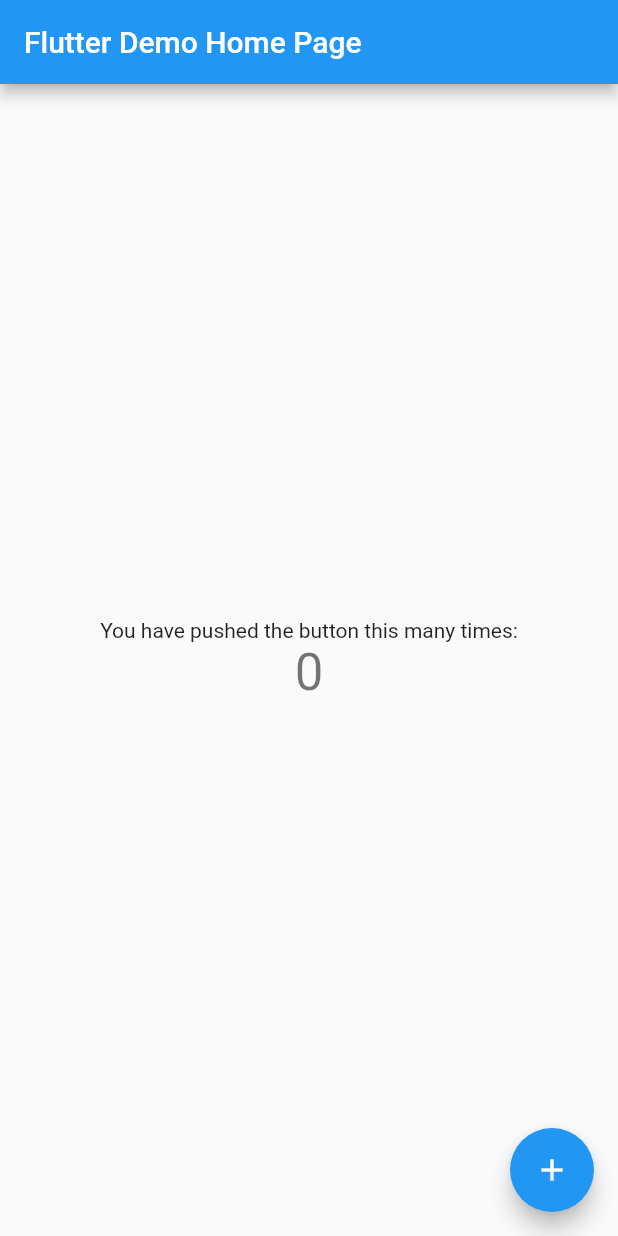
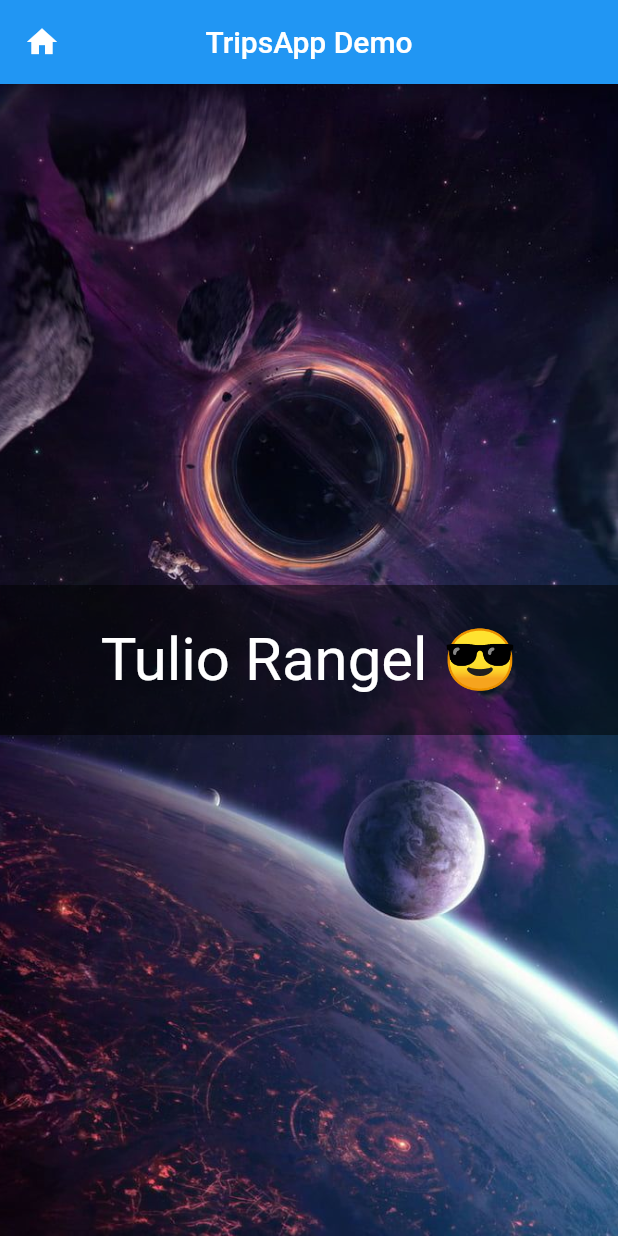
Before and after one commit to Tulio-Rangel/trips_app, a Flutter app: the screen it shows after launch, on a phone screen of 412 x 824 dp. Run offline on Flutter 3.47's test engine with Material 2 defaults, Android fonts, the phone set to English and light mode, and no system bars.

Commit message:
challenge one done

```diff
--- a/lib/main.dart
+++ b/lib/main.dart
@@ -1,4 +1,5 @@
 import 'package:flutter/material.dart';
+import 'package:trips_app/pages/demo.dart';
 
 void main() {
   runApp(const MyApp());
@@ -14,54 +15,7 @@ class MyApp extends StatelessWidget {
       theme: ThemeData(
         primarySwatch: Colors.blue,
       ),
-      home: const MyHomePage(title: 'Flutter Demo Home Page'),
+      home: const DemoPage(),
     );
   }
 }
-
-class MyHomePage extends StatefulWidget {
-  const MyHomePage({super.key, required this.title});
-
-  final String title;
-
-  @override
-  State<MyHomePage> createState() => _MyHomePageState();
-}
-
-class _MyHomePageState extends State<MyHomePage> {
-  int _counter = 0;
-
-  void _incrementCounter() {
-    setState(() {
-      _counter++;
-    });
-  }
-
-  @override
-  Widget build(BuildContext context) {
-    return Scaffold(
-      appBar: AppBar(
-        title: Text(widget.title),
-      ),
-      body: Center(
-        child: Column(
-          mainAxisAlignment: MainAxisAlignment.center,
-          children: <Widget>[
-            const Text(
-              'You have pushed the button this many times:',
-            ),
-            Text(
-              '$_counter',
-              style: Theme.of(context).textTheme.headline4,
-            ),
-          ],
-        ),
-      ),
-      floatingActionButton: FloatingActionButton(
-        onPressed: _incrementCounter,
-        tooltip: 'Increment',
-        child: const Icon(Icons.add),
-      ),
-    );
-  }
-}
--- /dev/null
+++ b/lib/pages/demo.dart
@@ -0,0 +1,45 @@
+import 'package:flutter/material.dart';
+
+class DemoPage extends StatelessWidget {
+  const DemoPage({super.key});
+
+  @override
+  Widget build(BuildContext context) {
+    return Scaffold(
+      appBar: AppBar(
+        leading: const Icon(Icons.home),
+        title: Text('TripsApp Demo'),
+        centerTitle: true,
+      ),
+      body: Stack(
+        children: <Widget>[
+          _imagenFondo(),
+          _textoCentral(),
+        ],
+      ),
+    );
+  }
+
+  Widget _imagenFondo() {
+    return const Image(
+      image: AssetImage('assets/images/space.jpg'),
+      height: double.infinity,
+      width: double.infinity,
+      fit: BoxFit.cover,
+    );
+  }
+
+  Widget _textoCentral() {
+    return Center(
+      child: Container(
+        height: 100,
+        color: const Color.fromRGBO(0, 0, 0, 0.5),
+        child: const Center(
+          child: Text('Tulio Rangel 😎',
+          style: TextStyle(fontSize: 40, color: Colors.white),
+          ),
+        ),
+      ),
+    );
+  }
+}
--- a/pubspec.yaml
+++ b/pubspec.yaml
@@ -53,10 +53,8 @@ dev_dependencies:
 
 # The following section is specific to Flutter packages.
 flutter:
-
-  # The following line ensures that the Material Icons font is
-  # included with your application, so that you can use the icons in
-  # the material Icons class.
+  assets:
+    - assets/images/
   uses-material-design: true
 
   # To add assets to your application, add an assets section, like this:
```
Also changed, not shown: assets/images/space.jpg (added).
